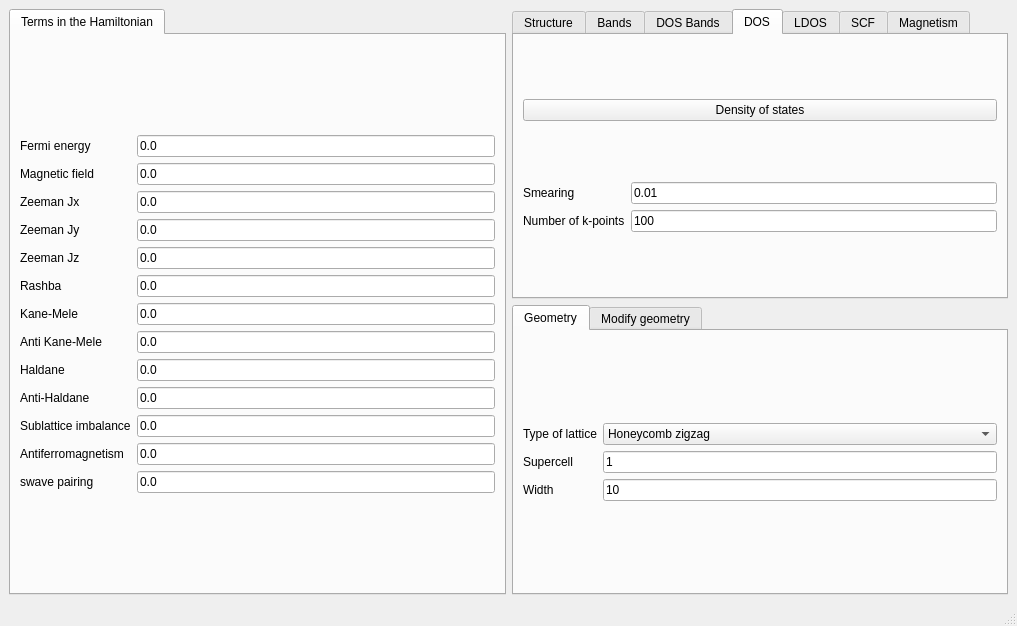
The window that development/interface-pyqt/1d/interface.ui (joselado/quantum-honeycomp) describes before a commit, drawn with Qt 5.
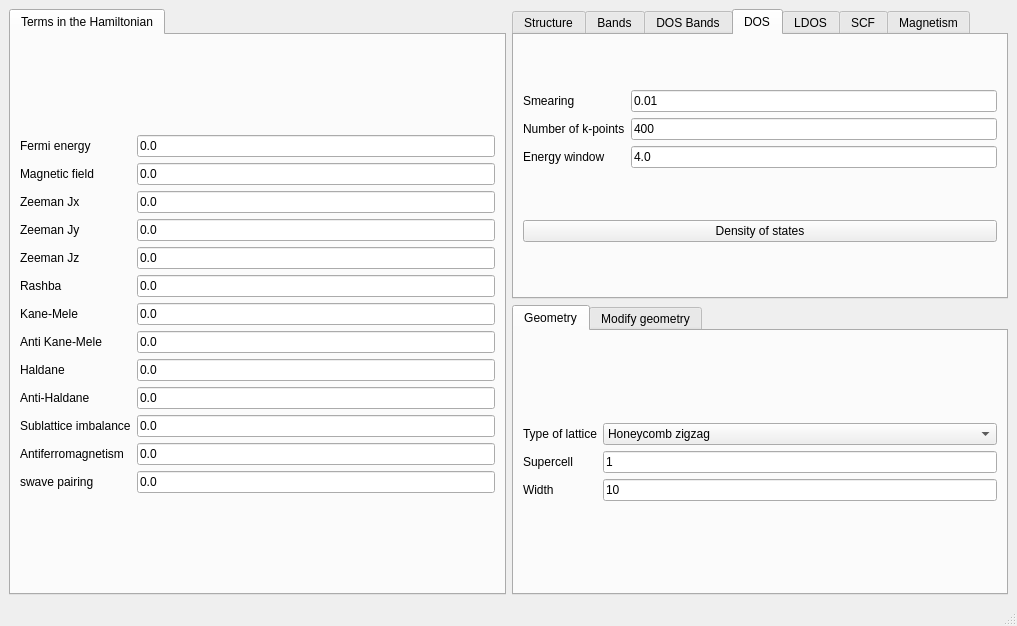
The same window after the commit. The open tabs and pages were chosen to show the change.

What changed in the file:
```diff
--- a/development/interface-pyqt/1d/interface.ui
+++ b/development/interface-pyqt/1d/interface.ui
@@ -452,13 +452,6 @@
         <string>DOS</string>
        </attribute>
        <layout class="QGridLayout" name="gridLayout_14">
-        <item row="0" column="0">
-         <widget class="QPushButton" name="show_dos">
-          <property name="text">
-           <string>Density of states</string>
-          </property>
-         </widget>
-        </item>
         <item row="1" column="0">
          <layout class="QGridLayout" name="gridLayout_5">
           <item row="0" column="0">
@@ -485,12 +478,33 @@
           <item row="1" column="1">
            <widget class="QLineEdit" name="dos_nk">
             <property name="text">
-             <string>100</string>
+             <string>400</string>
+            </property>
+           </widget>
+          </item>
+          <item row="2" column="1">
+           <widget class="QLineEdit" name="dos_ewindow">
+            <property name="text">
+             <string>4.0</string>
+            </property>
+           </widget>
+          </item>
+          <item row="2" column="0">
+           <widget class="QLabel" name="label_41">
+            <property name="text">
+             <string>Energy window</string>
             </property>
            </widget>
           </item>
          </layout>
         </item>
+        <item row="2" column="0">
+         <widget class="QPushButton" name="show_dos">
+          <property name="text">
+           <string>Density of states</string>
+          </property>
+         </widget>
+        </item>
        </layout>
       </widget>
       <widget class="QWidget" name="tab_7">
```
